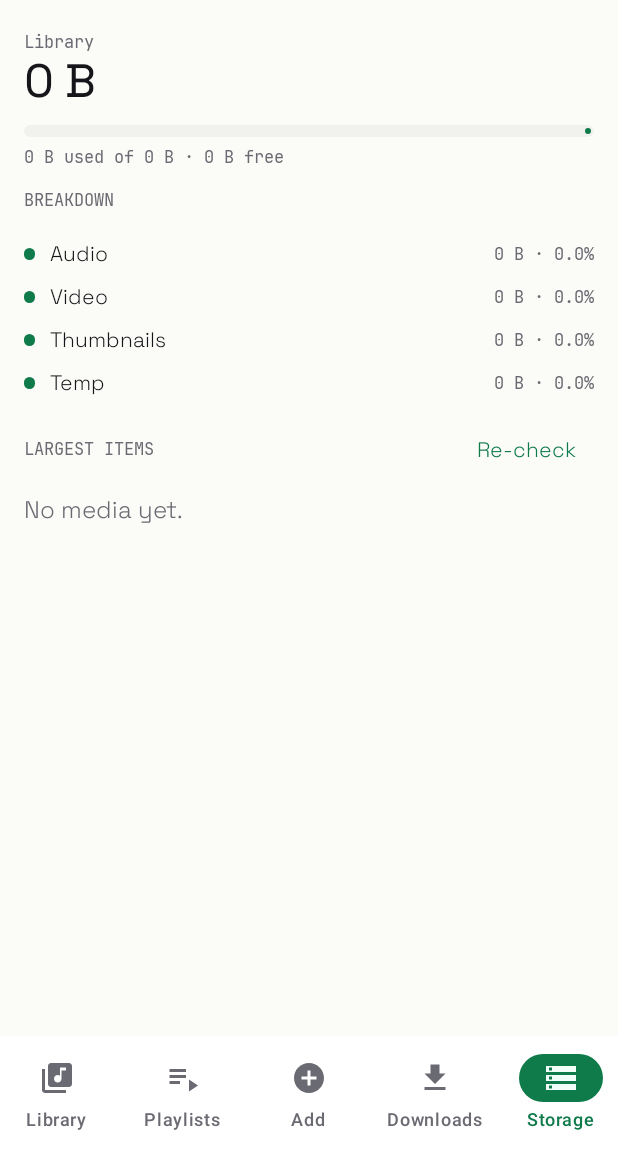
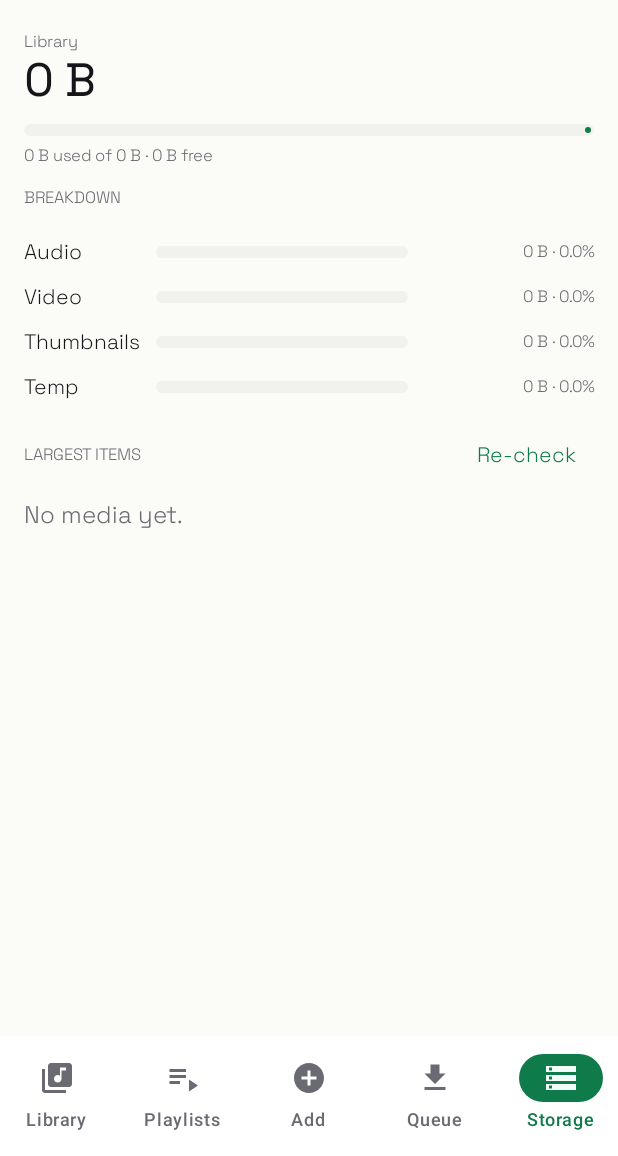
Before and after one commit to nassih-yassine/MediaManager, an Android app built with Jetpack Compose: the screen it shows after launch (MainActivity), item 5 of the bottom bar chosen, on a phone screen of 412 x 824 dp, the part 80-1236 px from its top. Run offline under Robolectric (Android 15) with nearby library versions, the phone set to English and light mode, and no system bars; our stand-ins replace Room's generated code; libraries missing offline, so code that uses them is left out: com.yausername.ffmpeg, com.yausername.youtubedl_android; 5 statements that could not run were skipped.

Commit message:
fix(mobile): readable storage breakdown, queue tab label, caption type
- Breakdown bars had no fixed width and crushed their labels into a
  one-character column; bars are now a track with a percentage fill and
  fixed-width label/value cells.
- Bottom-nav label Downloads wrapped onto two lines; the tab is Queue.
- Captions used the monospace face meant for numbers; labelSmall is now
  Space Grotesk.
- Retry without --js-runtimes when a bundled yt-dlp predates the flag.
- StatFs reads the files root, which exists before the first download.

```diff
--- a/apps/mobile/app/src/main/java/dev/mediamanager/mobile/ui/AppShell.kt
+++ b/apps/mobile/app/src/main/java/dev/mediamanager/mobile/ui/AppShell.kt
@@ -52,7 +52,7 @@ private enum class Tab(val label: String, val icon: ImageVector) {
     LIBRARY("Library", Icons.Default.LibraryMusic),
     PLAYLISTS("Playlists", Icons.Default.PlaylistPlay),
     ADD("Add", Icons.Default.AddCircle),
-    DOWNLOADS("Downloads", Icons.Default.Download),
+    DOWNLOADS("Queue", Icons.Default.Download),
     STORAGE("Storage", Icons.Default.Storage),
 }
 
--- a/apps/mobile/app/src/main/java/dev/mediamanager/mobile/ui/storage/StorageScreen.kt
+++ b/apps/mobile/app/src/main/java/dev/mediamanager/mobile/ui/storage/StorageScreen.kt
@@ -7,9 +7,11 @@ import androidx.compose.foundation.layout.Box
 import androidx.compose.foundation.layout.Column
 import androidx.compose.foundation.layout.Row
 import androidx.compose.foundation.layout.Spacer
+import androidx.compose.foundation.layout.fillMaxHeight
 import androidx.compose.foundation.layout.fillMaxSize
 import androidx.compose.foundation.layout.fillMaxWidth
 import androidx.compose.foundation.layout.height
+import androidx.compose.foundation.layout.width
 import androidx.compose.foundation.layout.padding
 import androidx.compose.foundation.lazy.LazyColumn
 import androidx.compose.foundation.lazy.items
@@ -27,6 +29,7 @@ import androidx.compose.runtime.setValue
 import androidx.compose.ui.Alignment
 import androidx.compose.ui.Modifier
 import androidx.compose.ui.draw.clip
+import androidx.compose.ui.text.style.TextAlign
 import androidx.compose.ui.text.style.TextOverflow
 import androidx.compose.ui.unit.dp
 import androidx.lifecycle.compose.collectAsStateWithLifecycle
@@ -176,23 +179,39 @@ fun StorageScreen(container: AppContainer, player: PlayerRepository) {
 @Composable
 private fun BreakdownRow(label: String, bytes: Long, count: Int, whole: Long) {
     val colors = LocalAppColors.current
-    Row(Modifier.fillMaxWidth().padding(vertical = 5.dp), verticalAlignment = Alignment.CenterVertically) {
-        Box(Modifier.height(8.dp).fillMaxWidth(share(bytes, whole).coerceAtLeast(0.02f)).clip(RoundedCornerShape(4.dp)).background(colors.accent))
+    Row(Modifier.fillMaxWidth().padding(vertical = 6.dp), verticalAlignment = Alignment.CenterVertically) {
         Text(
             label,
             color = colors.ink,
-            modifier = Modifier.padding(start = 10.dp),
+            modifier = Modifier.width(88.dp),
             style = androidx.compose.material3.MaterialTheme.typography.bodyMedium,
+            maxLines = 1,
         )
-        Spacer(Modifier.weight(1f))
+        Box(
+            Modifier
+                .weight(1f)
+                .height(8.dp)
+                .clip(RoundedCornerShape(4.dp))
+                .background(colors.panel2),
+        ) {
+            Box(
+                Modifier
+                    .fillMaxWidth(share(bytes, whole).coerceIn(0f, 1f))
+                    .fillMaxHeight()
+                    .background(colors.accent),
+            )
+        }
         Text(
             buildString {
                 append(formatBytes(bytes))
-                if (count > 0) append(" · $count")
+                if (count > 0) append(" · ").append(count)
                 append(" · ").append(formatShare(share(bytes, whole)))
             },
             color = colors.muted,
+            modifier = Modifier.width(124.dp).padding(start = 10.dp),
             style = androidx.compose.material3.MaterialTheme.typography.labelSmall,
+            textAlign = TextAlign.End,
+            maxLines = 1,
         )
     }
 }
--- a/apps/mobile/app/src/main/java/dev/mediamanager/mobile/ui/theme/Theme.kt
+++ b/apps/mobile/app/src/main/java/dev/mediamanager/mobile/ui/theme/Theme.kt
@@ -27,7 +27,7 @@ private val MmTypography = Typography(
     bodyLarge = TextStyle(fontFamily = SpaceGrotesk, fontSize = 16.sp),
     bodyMedium = TextStyle(fontFamily = SpaceGrotesk, fontSize = 14.sp),
     labelLarge = TextStyle(fontFamily = SpaceGrotesk, fontWeight = FontWeight.Medium, fontSize = 14.sp),
-    labelSmall = TextStyle(fontFamily = JetBrainsMono, fontSize = 11.sp),
+    labelSmall = TextStyle(fontFamily = SpaceGrotesk, fontSize = 11.sp),
 )
 
 fun isDark(colors: AppColors): Boolean = colors.ink.luminance() > 0.5f
```
